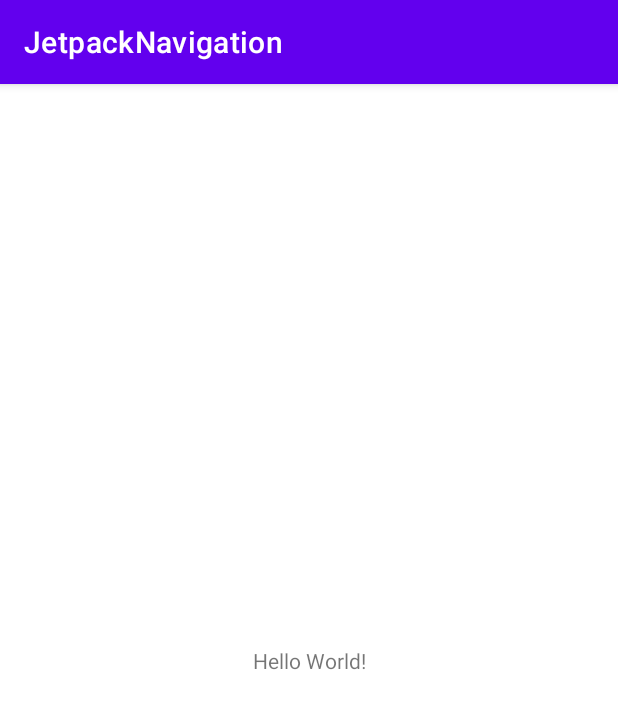
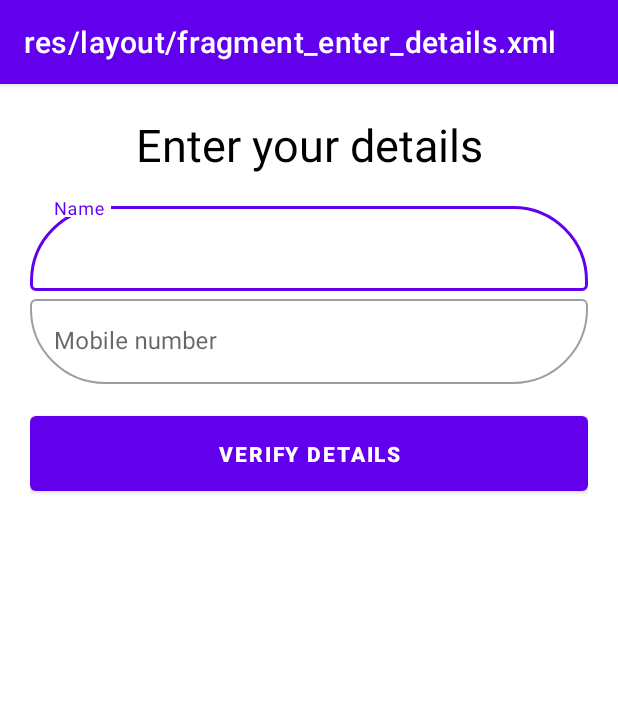
Before and after one commit to JohnKenedy/NaveDemo, an Android app: the screen it shows after launch (MainActivity), on a phone screen of 412 x 824 dp. Shown: the top 709 px of the screen. Run offline under Robolectric (Android 15) with nearby library versions, the phone set to English and light mode, and no system bars; our stand-ins replace navigation-ui.

Commit message:
Done: Pass information to fragment

```diff
--- a/app/build.gradle
+++ b/app/build.gradle
@@ -39,6 +39,9 @@ dependencies {
     implementation 'androidx.appcompat:appcompat:1.2.0'
     implementation 'com.google.android.material:material:1.3.0'
     implementation 'androidx.constraintlayout:constraintlayout:2.0.4'
+    implementation 'androidx.legacy:legacy-support-v4:1.0.0'
+    implementation 'androidx.navigation:navigation-fragment-ktx:2.3.3'
+    implementation 'androidx.navigation:navigation-ui-ktx:2.3.3'
     testImplementation 'junit:junit:4.+'
     androidTestImplementation 'androidx.test.ext:junit:1.1.2'
     androidTestImplementation 'androidx.test.espresso:espresso-core:3.3.0'
--- /dev/null
+++ b/app/src/main/java/com/canytech/jetpacknavigation/EnterDetailsFragment.kt
@@ -0,0 +1,59 @@
+package com.canytech.jetpacknavigation
+
+import android.os.Bundle
+import android.view.LayoutInflater
+import android.view.View
+import android.view.ViewGroup
+import android.widget.Button
+import android.widget.EditText
+import android.widget.Toast
+import androidx.core.os.bundleOf
+import androidx.fragment.app.Fragment
+import androidx.navigation.fragment.findNavController
+
+class EnterDetailsFragment : Fragment() {
+
+    override fun onCreate(savedInstanceState: Bundle?) {
+        super.onCreate(savedInstanceState)
+    }
+
+    override fun onCreateView(
+        inflater: LayoutInflater, container: ViewGroup?,
+        savedInstanceState: Bundle?
+    ): View? {
+        // Inflate the layout for this fragment
+
+        val rootView = inflater.inflate(R.layout.fragment_enter_details, container, false)
+
+        val etName = rootView.findViewById<EditText>(R.id.et_name)
+        val etMobileNumber = rootView.findViewById<EditText>(R.id.et_mobile)
+
+
+        val btnVerifyDetails = rootView.findViewById<Button>(R.id.btn_verify_details)
+        btnVerifyDetails.setOnClickListener {
+
+            val firstName = etName.text.toString()
+            val mobile = etMobileNumber.text.toString()
+
+            when {
+                firstName.isEmpty() -> {
+                    Toast.makeText(activity, "Enter Name.", Toast.LENGTH_SHORT).show()
+                }
+                mobile.isEmpty() -> {
+                    Toast.makeText(activity, "Enter Mobile", Toast.LENGTH_SHORT).show()
+                }
+                //Moving data
+                else -> {
+                    val bundle = bundleOf(
+                        "name" to firstName,
+                        "mobile" to mobile.toLong()
+                    )
+                    //Set Bundle
+                    findNavController().navigate(R.id.action_enterDetailsFragment_to_verifyDetailsFragment
+                        ,bundle)
+                }
+            }
+        }
+        return rootView
+    }
+}
--- a/app/src/main/java/com/canytech/jetpacknavigation/MainActivity.kt
+++ b/app/src/main/java/com/canytech/jetpacknavigation/MainActivity.kt
@@ -2,10 +2,24 @@ package com.canytech.jetpacknavigation
 
 import androidx.appcompat.app.AppCompatActivity
 import android.os.Bundle
+import androidx.navigation.NavController
+import androidx.navigation.Navigation
+import androidx.navigation.ui.NavigationUI
 
 class MainActivity : AppCompatActivity() {
+
+    private lateinit var navController: NavController
+
     override fun onCreate(savedInstanceState: Bundle?) {
         super.onCreate(savedInstanceState)
         setContentView(R.layout.activity_main)
+
+        navController = Navigation.findNavController(this, R.id.fragment)
+        NavigationUI.setupActionBarWithNavController(this, navController)
+    }
+
+    //Button back from navController
+    override fun onSupportNavigateUp(): Boolean {
+        return NavigationUI.navigateUp(navController, null)
     }
 }
--- a/app/src/main/res/layout/activity_main.xml
+++ b/app/src/main/res/layout/activity_main.xml
@@ -6,13 +6,16 @@
     android:layout_height="match_parent"
     tools:context=".MainActivity">
 
-    <TextView
-        android:layout_width="wrap_content"
-        android:layout_height="wrap_content"
-        android:text="Hello World!"
+    <fragment
+        android:id="@+id/fragment"
+        android:name="androidx.navigation.fragment.NavHostFragment"
+        android:layout_width="0dp"
+        android:layout_height="0dp"
+        app:defaultNavHost="true"
         app:layout_constraintBottom_toBottomOf="parent"
-        app:layout_constraintLeft_toLeftOf="parent"
-        app:layout_constraintRight_toRightOf="parent"
-        app:layout_constraintTop_toTopOf="parent" />
+        app:layout_constraintEnd_toEndOf="parent"
+        app:layout_constraintStart_toStartOf="parent"
+        app:layout_constraintTop_toTopOf="parent"
+        app:navGraph="@navigation/navigation"/>
 
 </androidx.constraintlayout.widget.ConstraintLayout>
--- /dev/null
+++ b/app/src/main/res/layout/fragment_enter_details.xml
@@ -0,0 +1,58 @@
+<?xml version="1.0" encoding="utf-8"?>
+<LinearLayout xmlns:android="http://schemas.android.com/apk/res/android"
+    xmlns:app="http://schemas.android.com/apk/res-auto"
+    android:layout_width="match_parent"
+    android:layout_height="match_parent"
+    android:orientation="vertical"
+    android:padding="20dp">
+
+    <TextView
+        android:layout_width="match_parent"
+        android:layout_height="wrap_content"
+        android:gravity="center"
+        android:text="Enter your details"
+        android:textColor="@color/black"
+        android:textSize="30sp" />
+
+    <com.google.android.material.textfield.TextInputLayout
+        android:id="@+id/til_name"
+        style="@style/Widget.MaterialComponents.TextInputLayout.OutlinedBox"
+        android:layout_width="match_parent"
+        android:layout_height="wrap_content"
+        android:layout_marginTop="15dp"
+        android:hint="Name"
+        app:boxCornerRadiusTopEnd="50dp"
+        app:boxCornerRadiusTopStart="50dp">
+
+        <EditText
+            android:id="@+id/et_name"
+            android:layout_width="match_parent"
+            android:layout_height="wrap_content" />
+    </com.google.android.material.textfield.TextInputLayout>
+
+    <com.google.android.material.textfield.TextInputLayout
+        android:id="@+id/til_mobile"
+        style="@style/Widget.MaterialComponents.TextInputLayout.OutlinedBox"
+        android:layout_width="match_parent"
+        android:layout_height="wrap_content"
+        app:boxCornerRadiusBottomEnd="50dp"
+        app:boxCornerRadiusBottomStart="50dp">
+
+        <EditText
+            android:id="@+id/et_mobile"
+            android:layout_width="match_parent"
+            android:layout_height="wrap_content"
+            android:hint="Mobile number"
+            android:inputType="number" />
+    </com.google.android.material.textfield.TextInputLayout>
+
+    <Button
+        android:id="@+id/btn_verify_details"
+        android:layout_width="match_parent"
+        android:layout_height="wrap_content"
+        android:layout_marginTop="15dp"
+        android:padding="15dp"
+        android:text="VERIFY DETAILS"
+        android:textStyle="bold" />
+
+</LinearLayout>
--- /dev/null
+++ b/app/src/main/res/navigation/navigation.xml
@@ -0,0 +1,20 @@
+<?xml version="1.0" encoding="utf-8"?>
+<navigation xmlns:android="http://schemas.android.com/apk/res/android"
+    xmlns:app="http://schemas.android.com/apk/res-auto"
+    xmlns:tools="http://schemas.android.com/tools"
+    android:id="@+id/navigation"
+    app:startDestination="@id/enterDetailsFragment">
+    <fragment
+        android:id="@+id/enterDetailsFragment"
+        android:name="com.canytech.jetpacknavigation.EnterDetailsFragment"
+        android:label="@layout/fragment_enter_details" >
+        <action
+            android:id="@+id/action_enterDetailsFragment_to_verifyDetailsFragment"
+            app:destination="@id/verifyDetailsFragment" />
+    </fragment>
+    <fragment
+        android:id="@+id/verifyDetailsFragment"
+        android:name="com.canytech.jetpacknavigation.VerifyDetailsFragment"
+        android:label="fragment_verify_details"
+        tools:layout="@layout/fragment_verify_details" />
+</navigation>
--- a/app/src/main/res/values/strings.xml
+++ b/app/src/main/res/values/strings.xml
@@ -1,3 +1,5 @@
 <resources>
     <string name="app_name">JetpackNavigation</string>
+    <!-- TODO: Remove or change this placeholder text -->
+    <string name="hello_blank_fragment">Hello blank fragment</string>
 </resources>
```
Also changed, not shown: app/src/main/java/com/canytech/jetpacknavigation/VerifyDetailsFragment.kt (added, +36 -0 lines), app/src/main/res/layout/fragment_verify_details.xml (added, +49 -0 lines).
